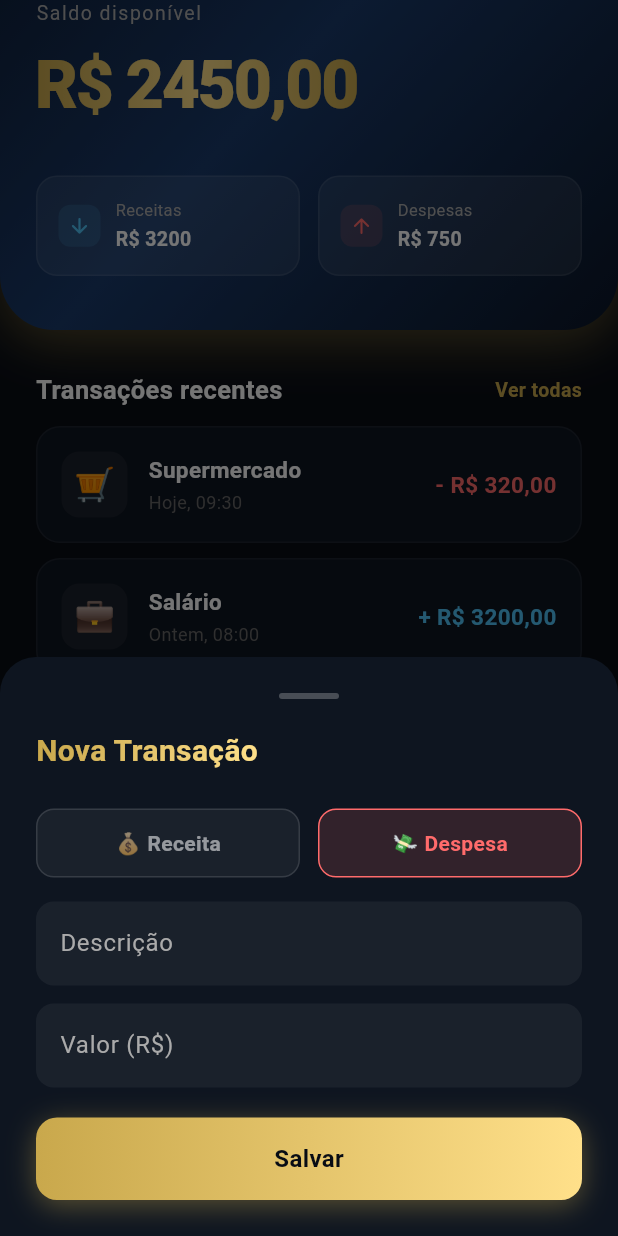
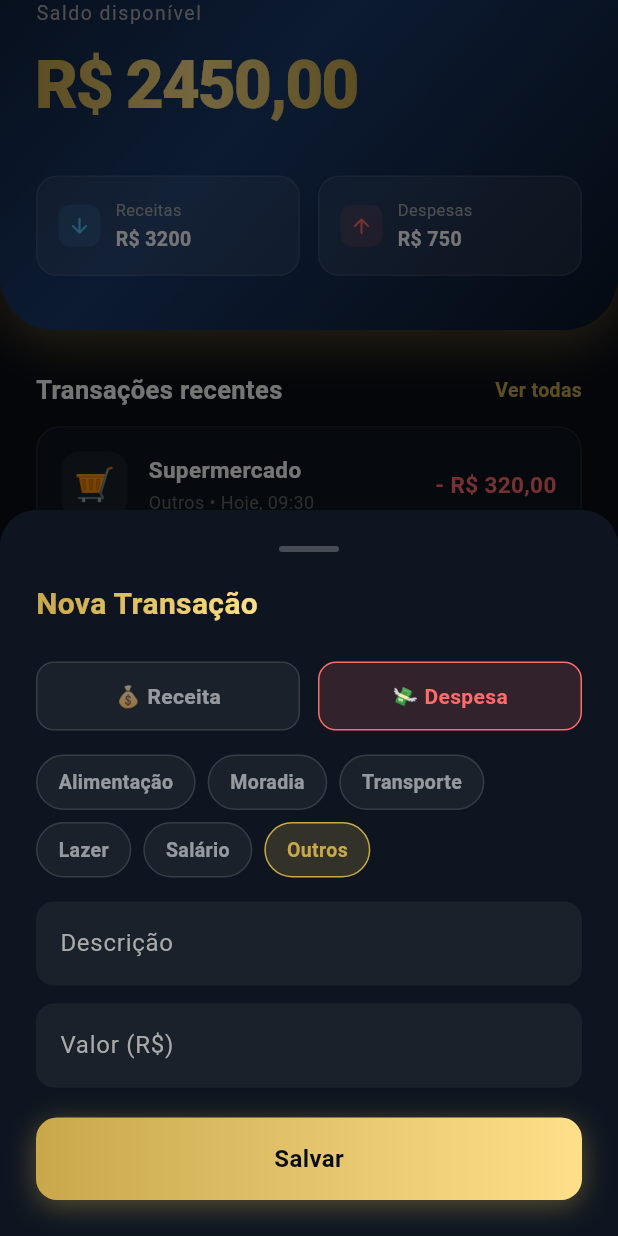
Before and after one commit to Gimpp21/finflow, a Flutter app: the HomePage screen opened directly with empty values, scrolled down 153 dp, after a tap on the "add" icon, on a phone screen of 412 x 824 dp. Run offline on Flutter 3.47's test engine with Material 3 defaults, Android fonts, the phone set to English and light mode, and no system bars; our stand-ins replace shared_preferences; accounts and stored records are empty.

Commit message:
adiciona categorias nas transacoes

```diff
--- a/finflow/lib/main.dart
+++ b/finflow/lib/main.dart
@@ -30,6 +30,7 @@ class Transacao {
   final String subtitulo;
   final double valor;
   final bool isReceita;
+  final String categoria;
 
   Transacao({
     required this.icon,
@@ -37,6 +38,7 @@ class Transacao {
     required this.subtitulo,
     required this.valor,
     required this.isReceita,
+    this.categoria = 'Outros',
   });
 
   Map<String, dynamic> toJson() => {
@@ -45,6 +47,7 @@ class Transacao {
     'subtitulo': subtitulo,
     'valor': valor,
     'isReceita': isReceita,
+    'categoria': categoria,
   };
 
   factory Transacao.fromJson(Map<String, dynamic> json) => Transacao(
@@ -53,6 +56,7 @@ class Transacao {
     subtitulo: json['subtitulo'],
     valor: json['valor'],
     isReceita: json['isReceita'],
+    categoria: json['categoria'] ?? 'Outros',
   );
 }
 
@@ -429,6 +433,7 @@ class _HomePageState extends State<HomePage> {
     final tituloCtrl = TextEditingController();
     final valorCtrl = TextEditingController();
     bool isReceita = false;
+    String categoria = 'Outros';
 
     showModalBottomSheet(
       context: context,
@@ -540,6 +545,54 @@ class _HomePageState extends State<HomePage> {
                 ],
               ),
               const SizedBox(height: 16),
+              Wrap(
+                spacing: 8,
+                runSpacing: 8,
+                children:
+                    [
+                          'Alimentação',
+                          'Moradia',
+                          'Transporte',
+                          'Lazer',
+                          'Salário',
+                          'Outros',
+                        ]
+                        .map(
+                          (c) => GestureDetector(
+                            onTap: () => setModalState(() => categoria = c),
+                            child: AnimatedContainer(
+                              duration: const Duration(milliseconds: 200),
+                              padding: const EdgeInsets.symmetric(
+                                horizontal: 14,
+                                vertical: 8,
+                              ),
+                              decoration: BoxDecoration(
+                                color: categoria == c
+                                    ? const Color(0xFFC9A84C).withOpacity(0.2)
+                                    : Colors.white.withOpacity(0.05),
+                                borderRadius: BorderRadius.circular(20),
+                                border: Border.all(
+                                  color: categoria == c
+                                      ? const Color(0xFFC9A84C)
+                                      : Colors.white12,
+                                ),
+                              ),
+                              child: Text(
+                                c,
+                                style: TextStyle(
+                                  color: categoria == c
+                                      ? const Color(0xFFC9A84C)
+                                      : Colors.white54,
+                                  fontSize: 13,
+                                  fontWeight: FontWeight.w600,
+                                ),
+                              ),
+                            ),
+                          ),
+                        )
+                        .toList(),
+              ),
+              const SizedBox(height: 16),
               TextField(
                 controller: tituloCtrl,
                 style: const TextStyle(color: Colors.white),
@@ -585,6 +638,7 @@ class _HomePageState extends State<HomePage> {
                         subtitulo: 'Agora',
                         valor: valor,
                         isReceita: isReceita,
+                        categoria: categoria,
                       ),
                     );
                   });
@@ -836,7 +890,7 @@ class _HomePageState extends State<HomePage> {
                     child: _ItemTransacao(
                       icon: t.icon,
                       titulo: t.titulo,
-                      subtitulo: t.subtitulo,
+                      subtitulo: '${t.categoria} • ${t.subtitulo}',
                       valor:
                           '${t.isReceita ? '+' : '-'} R\$ ${t.valor.toStringAsFixed(2).replaceAll('.', ',')}',
                       cor: t.isReceita
```
